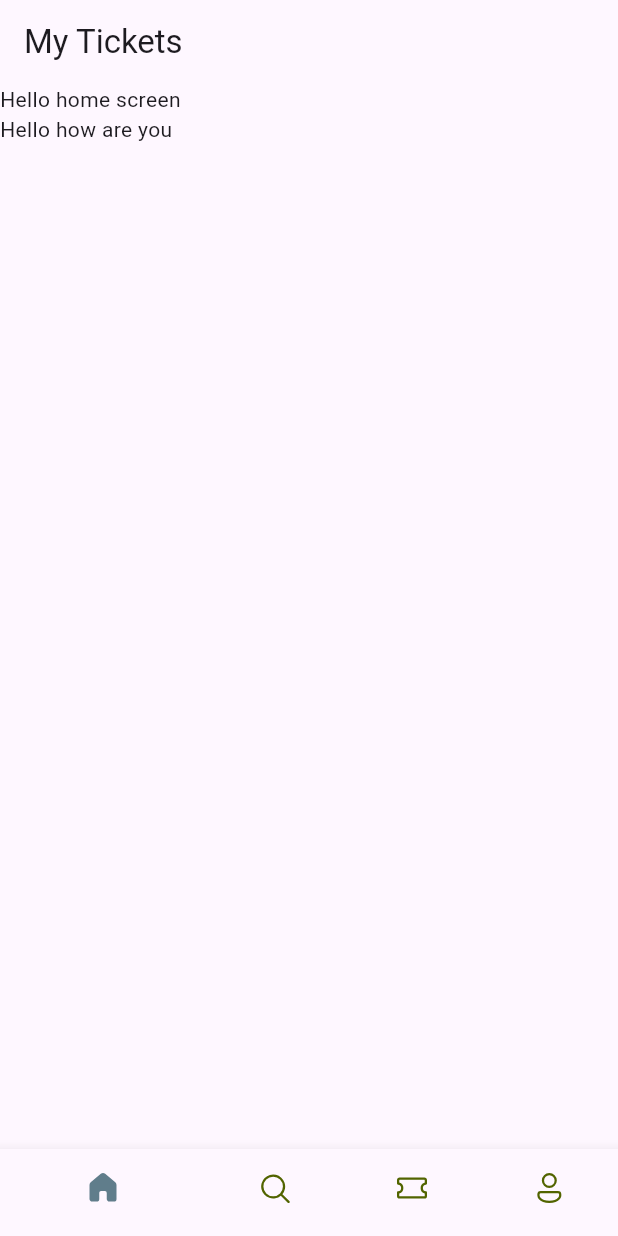
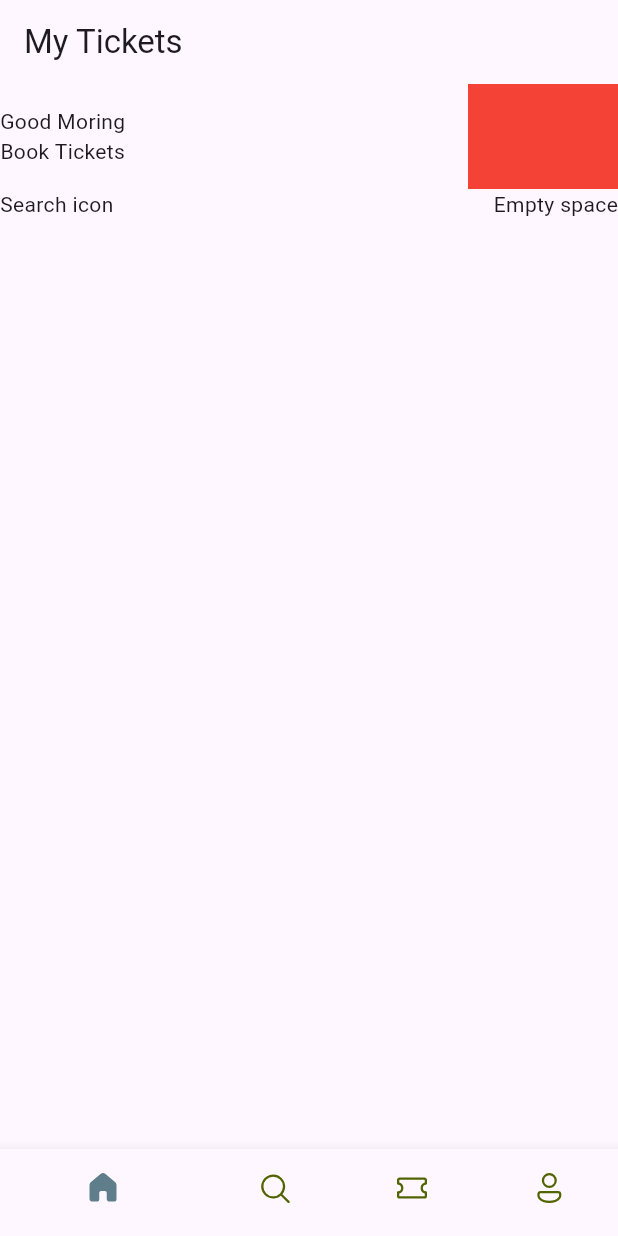
Before and after one commit to Senwin5/ticket_app, a Flutter app: the screen it shows after launch, on a phone screen of 412 x 824 dp. Run offline on Flutter 3.47's test engine with Material 3 defaults, Android fonts, the phone set to English and light mode, and no system bars; our stand-ins replace fluentui_icons.

Commit message:
Third commit

```diff
--- a/lib/screens/home_screen.dart
+++ b/lib/screens/home_screen.dart
@@ -6,12 +6,39 @@ class HomeScreen extends StatelessWidget {
   @override
   Widget build(BuildContext context) {
 
-
+// column //Row
     return Scaffold(
+      //we want it to be scrollable effect
       body: ListView(
         children: [
-          Container(child: Text("Hello home screen"),),
-          Container(child: Text("Hello how are you"),)
+          Column(children: [
+            Row(
+              mainAxisAlignment: MainAxisAlignment.spaceBetween,
+              children: [
+                Column(
+                  children: [
+                    Text("Good Moring "),
+                    Text("Book Tickets ")
+                ],
+                ),
+
+                Container(
+                  color: Colors.red,
+                  width: 100,
+                  height: 70,
+                )
+              ],
+            ),
+
+             Row(
+              mainAxisAlignment: MainAxisAlignment.spaceBetween,
+              children: [
+                Text("Search icon"),
+                Text("Empty space")
+              ],
+            )
+          ],
+          )
         ],
       ),
     );
```
